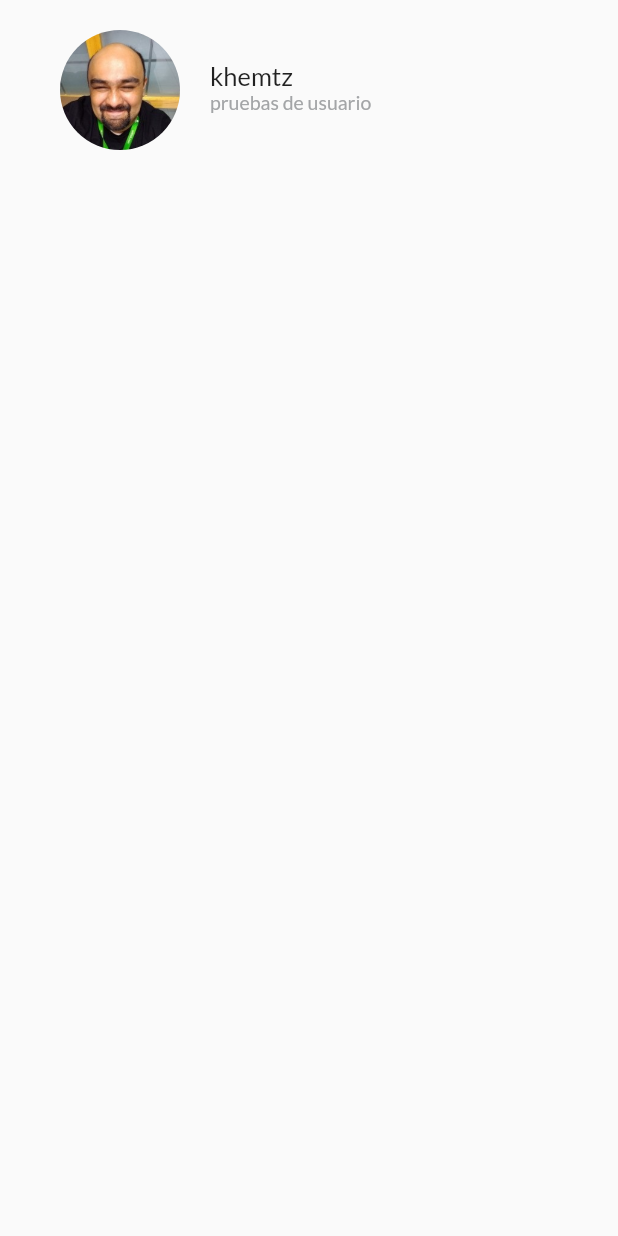
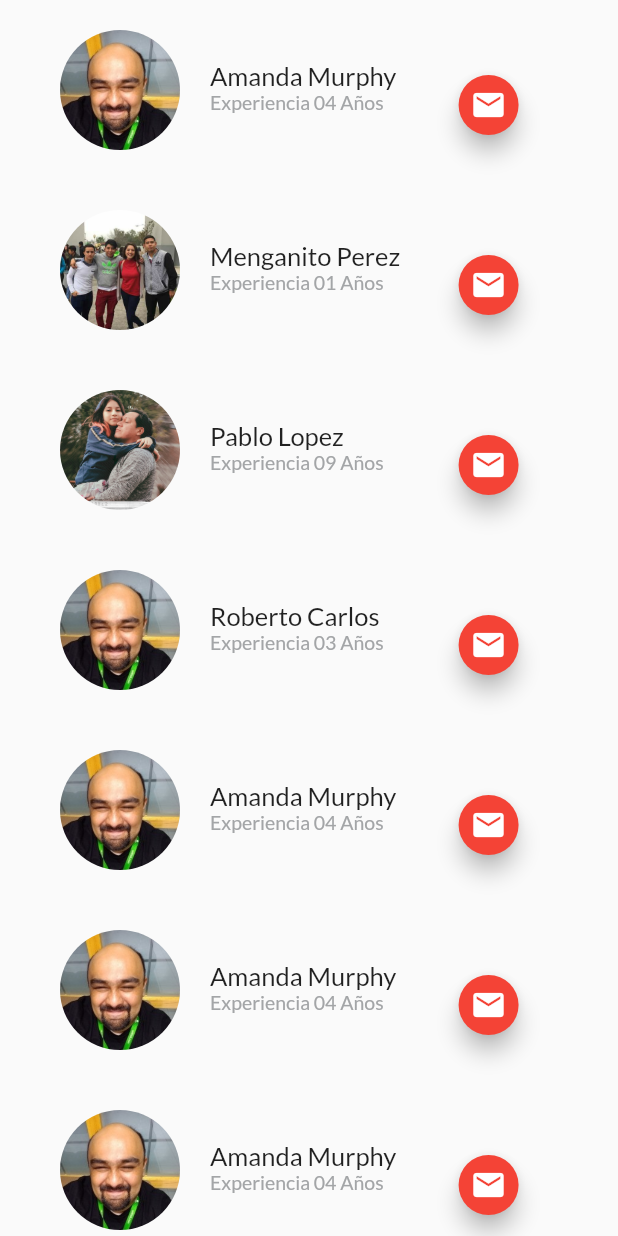
Before and after one commit to manhuve/mirepomanu, a Flutter app: the screen it shows after launch, on a phone screen of 412 x 824 dp. Run offline on Flutter 3.47's test engine with Material 2 defaults, Android fonts, the phone set to English and light mode, and no system bars.

Commit message:
agregamos boton de mail

```diff
--- a/lib/card_user.dart
+++ b/lib/card_user.dart
@@ -13,7 +13,8 @@ class UserCard extends StatelessWidget {
 
     final userInfo = Container(
       margin: EdgeInsets.only(
-          left: 20.0
+          left: 20.0,
+          right:20.0,
       ),
 
       child: Text(
@@ -55,7 +56,7 @@ class UserCard extends StatelessWidget {
       ],
     );
 
-    final photo = Container (
+    final photo = Container(
       margin: EdgeInsets.only(
           top: 0.0,
           left: 20.0
@@ -73,6 +74,24 @@ class UserCard extends StatelessWidget {
 
     );
 
+    final icono = Container (
+      margin: EdgeInsets.only(
+          top: 20,
+          left: 30
+      ),
+        height: 40.0,
+        width: 40.0,
+        child: FloatingActionButton(
+          onPressed: () {
+            // Add your onPressed code here!
+          },
+          child: const Icon(Icons.mail),
+          backgroundColor: Colors.red,
+        ),
+    );
+
+
+
     return Container(
       margin: EdgeInsets.only(
         top: 0.0,
@@ -84,7 +103,7 @@ class UserCard extends StatelessWidget {
       children: [
         photo,
         userDetails,
-        //ICONO
+        icono
     ],
     )
 
--- a/lib/main.dart
+++ b/lib/main.dart
@@ -16,7 +16,19 @@ class MyApp extends StatelessWidget {
         primarySwatch: Colors.blue,
       ),
       home: Scaffold(
-        body: UserCard("asset/chem1.jpg", "khemtz", "pruebas de usuario")
+        body: ListView(
+          children: [
+            UserCard("asset/chem1.jpg", "Amanda Murphy", "Experiencia 04 Años"),
+            UserCard("asset/user3.jpg", "Menganito Perez", "Experiencia 01 Años"),
+            UserCard("asset/user4.jpg", "Pablo Lopez", "Experiencia 09 Años"),
+            UserCard("asset/chem1.jpg", "Roberto Carlos", "Experiencia 03 Años"),
+            UserCard("asset/chem1.jpg", "Amanda Murphy", "Experiencia 04 Años"),
+            UserCard("asset/chem1.jpg", "Amanda Murphy", "Experiencia 04 Años"),
+            UserCard("asset/chem1.jpg", "Amanda Murphy", "Experiencia 04 Años"),
+            UserCard("asset/chem1.jpg", "Amanda Murphy", "Experiencia 04 Años"),
+            UserCard("asset/chem1.jpg", "Amanda Murphy", "Experiencia 04 Años"),
+          ]
+        )
       ),
     );
   }
```
